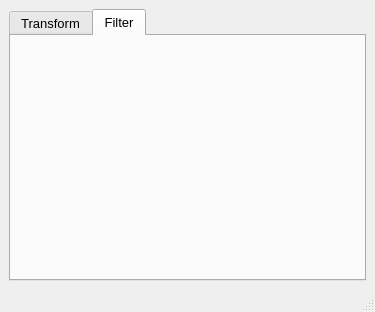
Before: the Qt Designer form UIs/nSpectralAnalysis.ui in NeutrinoToolkit/Neutrino, drawn with Qt 5.
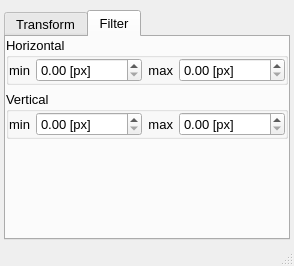
After: the same form once the commit is applied. The open tabs and pages were chosen to show the change.

```diff
--- a/UIs/nSpectralAnalysis.ui
+++ b/UIs/nSpectralAnalysis.ui
@@ -6,8 +6,8 @@
    <rect>
     <x>0</x>
     <y>0</y>
-    <width>375</width>
-    <height>312</height>
+    <width>280</width>
+    <height>266</height>
    </rect>
   </property>
   <property name="windowTitle">
@@ -23,8 +23,20 @@
    <bool>true</bool>
   </property>
   <widget class="QWidget" name="centralwidget">
-   <layout class="QGridLayout" name="gridLayout_2">
-    <item row="0" column="0">
+   <layout class="QHBoxLayout" name="horizontalLayout_3">
+    <property name="leftMargin">
+     <number>4</number>
+    </property>
+    <property name="topMargin">
+     <number>10</number>
+    </property>
+    <property name="rightMargin">
+     <number>4</number>
+    </property>
+    <property name="bottomMargin">
+     <number>4</number>
+    </property>
+    <item>
      <widget class="QTabWidget" name="tabWidget">
       <property name="font">
        <font>
@@ -39,30 +51,9 @@
         <string>Transform</string>
        </attribute>
        <layout class="QGridLayout" name="gridLayout_3">
-        <item row="0" column="0">
-         <widget class="QPushButton" name="ft1dh_button">
-          <property name="font">
-           <font>
-            <pointsize>10</pointsize>
-           </font>
-          </property>
-          <property name="text">
-           <string>FT 1D Horizontal</string>
-          </property>
-         </widget>
-        </item>
-        <item row="1" column="0">
-         <widget class="QPushButton" name="ft1dv_button">
-          <property name="font">
-           <font>
-            <pointsize>10</pointsize>
-           </font>
-          </property>
-          <property name="text">
-           <string>FT 1D Vertical</string>
-          </property>
-         </widget>
-        </item>
+        <property name="margin">
+         <number>4</number>
+        </property>
         <item row="2" column="0">
          <widget class="QPushButton" name="ft2d_button">
           <property name="font">
@@ -75,6 +66,18 @@
           </property>
          </widget>
         </item>
+        <item row="0" column="0">
+         <widget class="QPushButton" name="ft1dh_button">
+          <property name="font">
+           <font>
+            <pointsize>10</pointsize>
+           </font>
+          </property>
+          <property name="text">
+           <string>FT 1D Horizontal</string>
+          </property>
+         </widget>
+        </item>
         <item row="4" column="0">
          <widget class="QWidget" name="radios_w" native="true">
           <property name="font">
@@ -83,6 +86,9 @@
            </font>
           </property>
           <layout class="QGridLayout" name="gridLayout">
+           <property name="margin">
+            <number>2</number>
+           </property>
            <item row="1" column="0">
             <widget class="QRadioButton" name="ftoutput_real">
              <property name="enabled">
@@ -182,12 +188,178 @@
           </property>
          </widget>
         </item>
+        <item row="1" column="0">
+         <widget class="QPushButton" name="ft1dv_button">
+          <property name="font">
+           <font>
+            <pointsize>10</pointsize>
+           </font>
+          </property>
+          <property name="text">
+           <string>FT 1D Vertical</string>
+          </property>
+         </widget>
+        </item>
        </layout>
       </widget>
       <widget class="QWidget" name="tab_2">
        <attribute name="title">
         <string>Filter</string>
        </attribute>
+       <layout class="QVBoxLayout" name="verticalLayout">
+        <property name="margin">
+         <number>0</number>
+        </property>
+        <item>
+         <widget class="QGroupBox" name="groupBox">
+          <property name="title">
+           <string>Horizontal</string>
+          </property>
+          <layout class="QHBoxLayout" name="horizontalLayout">
+           <property name="margin">
+            <number>0</number>
+           </property>
+           <item>
+            <widget class="QLabel" name="label">
+             <property name="font">
+              <font>
+               <pointsize>10</pointsize>
+              </font>
+             </property>
+             <property name="text">
+              <string>min</string>
+             </property>
+             <property name="alignment">
+              <set>Qt::AlignRight|Qt::AlignTrailing|Qt::AlignVCenter</set>
+             </property>
+            </widget>
+           </item>
+           <item>
+            <widget class="QDoubleSpinBox" name="filterMinX">
+             <property name="suffix">
+              <string> [px]</string>
+             </property>
+             <property name="maximum">
+              <double>99999.990000000005239</double>
+             </property>
+             <property name="neutrinoSave" stdset="0">
+              <bool>false</bool>
+             </property>
+            </widget>
+           </item>
+           <item>
+            <widget class="QLabel" name="label_2">
+             <property name="font">
+              <font>
+               <pointsize>10</pointsize>
+              </font>
+             </property>
+             <property name="text">
+              <string>max</string>
+             </property>
+             <property name="alignment">
+              <set>Qt::AlignRight|Qt::AlignTrailing|Qt::AlignVCenter</set>
+             </property>
+            </widget>
+           </item>
+           <item>
+            <widget class="QDoubleSpinBox" name="filterMaxX">
+             <property name="suffix">
+              <string> [px]</string>
+             </property>
+             <property name="maximum">
+              <double>99999.990000000005239</double>
+             </property>
+             <property name="neutrinoSave" stdset="0">
+              <bool>false</bool>
+             </property>
+            </widget>
+           </item>
+          </layout>
+         </widget>
+        </item>
+        <item>
+         <widget class="QGroupBox" name="groupBox_2">
+          <property name="title">
+           <string>Vertical</string>
+          </property>
+          <layout class="QHBoxLayout" name="horizontalLayout_2">
+           <property name="margin">
+            <number>0</number>
+           </property>
+           <item>
+            <widget class="QLabel" name="label_3">
+             <property name="font">
+              <font>
+               <pointsize>10</pointsize>
+              </font>
+             </property>
+             <property name="text">
+              <string>min</string>
+             </property>
+             <property name="alignment">
+              <set>Qt::AlignRight|Qt::AlignTrailing|Qt::AlignVCenter</set>
+             </property>
+            </widget>
+           </item>
+           <item>
+            <widget class="QDoubleSpinBox" name="filterMinY">
+             <property name="suffix">
+              <string> [px]</string>
+             </property>
+             <property name="maximum">
+              <double>99999.990000000005239</double>
+             </property>
+             <property name="neutrinoSave" stdset="0">
+              <bool>false</bool>
+             </property>
+            </widget>
+           </item>
+           <item>
+            <widget class="QLabel" name="label_4">
+             <property name="font">
+              <font>
+               <pointsize>10</pointsize>
+              </font>
+             </property>
+             <property name="text">
+              <string>max</string>
+             </property>
+             <property name="alignment">
+              <set>Qt::AlignRight|Qt::AlignTrailing|Qt::AlignVCenter</set>
+             </property>
+            </widget>
+           </item>
+           <item>
+            <widget class="QDoubleSpinBox" name="filterMaxY">
+             <property name="suffix">
+              <string> [px]</string>
+             </property>
+             <property name="maximum">
+              <double>99999.990000000005239</double>
+             </property>
+             <property name="neutrinoSave" stdset="0">
+              <bool>false</bool>
+             </property>
+            </widget>
+           </item>
+          </layout>
+         </widget>
+        </item>
+        <item>
+         <spacer name="verticalSpacer">
+          <property name="orientation">
+           <enum>Qt::Vertical</enum>
+          </property>
+          <property name="sizeHint" stdset="0">
+           <size>
+            <width>20</width>
+            <height>93</height>
+           </size>
+          </property>
+         </spacer>
+        </item>
+       </layout>
       </widget>
      </widget>
     </item>
```
